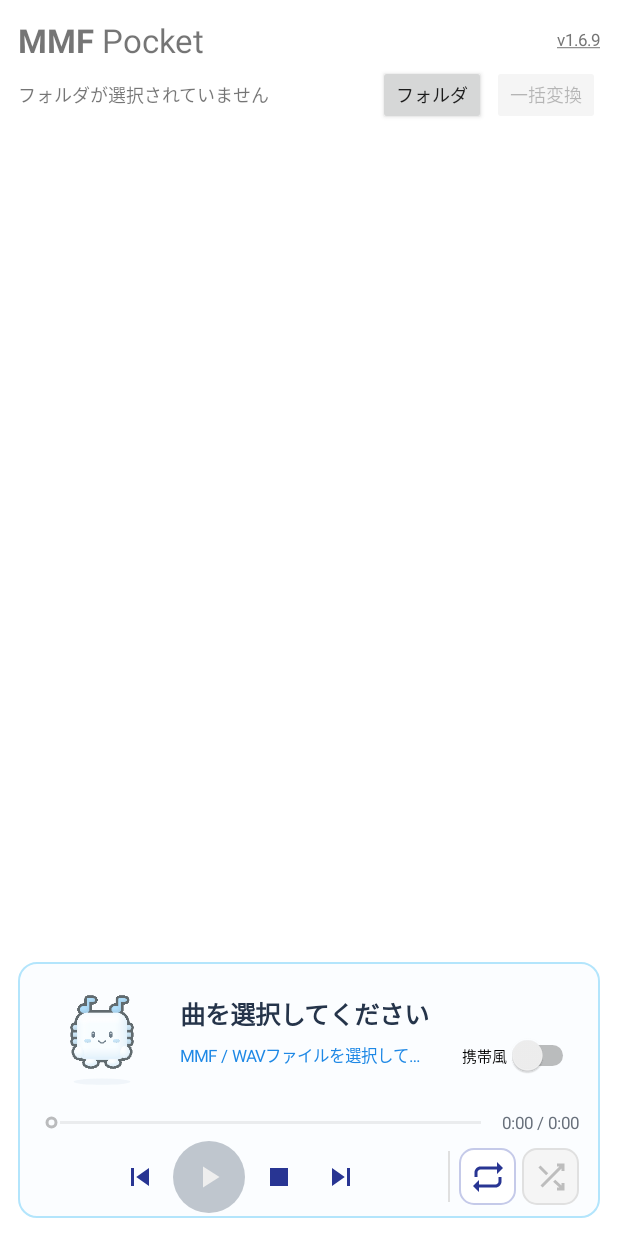
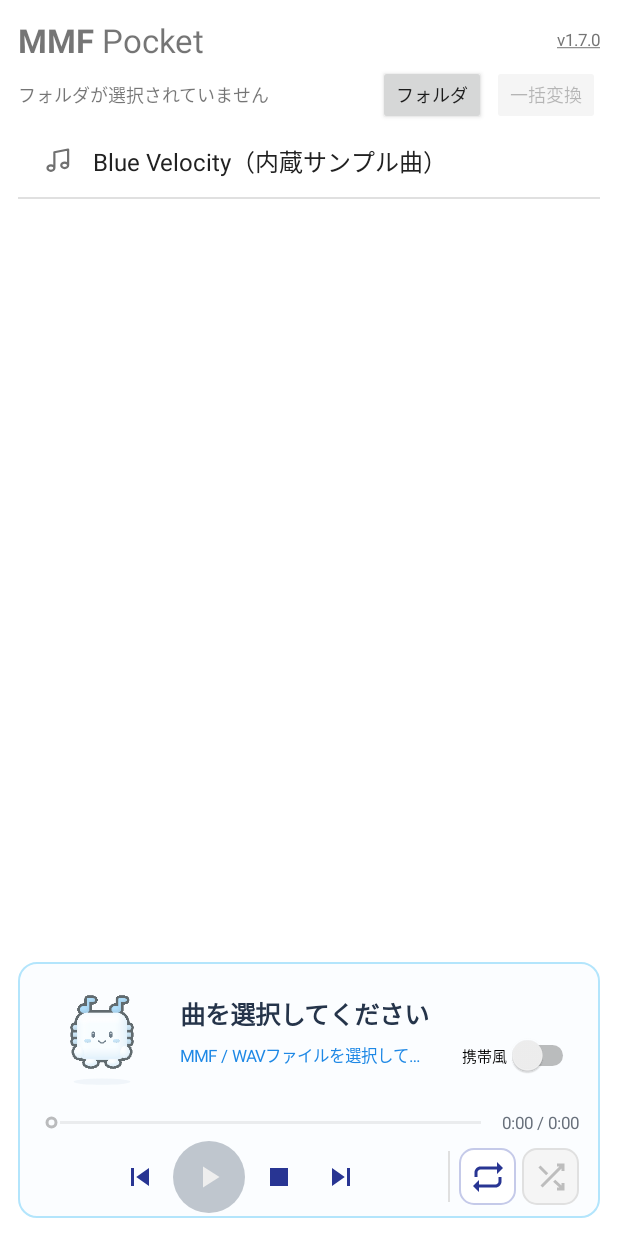
Before and after one commit to Meyonze/mmf-pocket, an Android app: the screen it shows after launch (MainActivity), on a phone screen of 412 x 824 dp. Run offline under Robolectric (Android 15) with nearby library versions, the phone set to English and light mode, and no system bars; 5 statements that could not run were skipped.

Commit message:
Release 1.7.0: built-in sample song Blue Velocity (#16)
Bundle an original sample song, Blue Velocity (Meyonze feat.Claude; original
composition and custom FM voices only), listed at the top of the list before a
folder is chosen and at the top of the folder root. It plays like any other MMF
but is not counted, queued or batch converted with the folder. The song is
arranged to make the handset-speaker mode easy to hear; that is a listening
design, not a measured gain. Version 1.7.0 (versionCode 82).

No change to the audio engine since 1.6.9.

```diff
--- a/app/build.gradle
+++ b/app/build.gradle
@@ -25,8 +25,8 @@ android {
         applicationId "app.mmfpocket.player"
         minSdk 29
         targetSdk 35
-        versionCode 81
-        versionName "1.6.9"
+        versionCode 82
+        versionName "1.7.0"
 
         externalNativeBuild {
             cmake {
--- a/app/src/main/java/app/mmfpocket/player/MainActivity.java
+++ b/app/src/main/java/app/mmfpocket/player/MainActivity.java
@@ -3,6 +3,7 @@ package app.mmfpocket.player;
 import android.app.Activity;
 import android.app.AlertDialog;
 import android.content.ComponentName;
+import android.content.ContentResolver;
 import android.content.ActivityNotFoundException;
 import android.content.Intent;
 import android.content.res.ColorStateList;
@@ -65,6 +66,7 @@ public final class MainActivity extends Activity {
     private String pendingDebugCacheName;
     private static final String PREFS = "mmf_player";
     private static final String PREF_TREE_URI = "tree_uri";
+    private static final String BUILTIN_SONG_FILE_NAME = "Blue Velocity.mmf";
     private static final String PREF_PHONE_SOUND = "phone_sound";
     private static final String PREF_CONTINUOUS_PLAYBACK = "continuous_playback";
     private static final String PREF_RANDOM_PLAYBACK = "random_playback";
@@ -158,7 +160,27 @@ public final class MainActivity extends Activity {
         String saved = getSharedPreferences(PREFS, MODE_PRIVATE).getString(PREF_TREE_URI, null);
         if (saved != null) {
             loadFolder(Uri.parse(saved));
-        }
+        } else {
+            showBuiltInSongOnly();
+        }
+    }
+
+    /** The bundled original sample song, played like any other MMF. */
+    private BrowserEntry builtInSongEntry() {
+        Uri uri = Uri.parse(ContentResolver.SCHEME_ANDROID_RESOURCE + "://"
+                + getPackageName() + "/" + R.raw.blue_velocity);
+        return BrowserEntry.builtIn(getString(R.string.builtin_sample_song),
+                new MmfEntry(BUILTIN_SONG_FILE_NAME, uri));
+    }
+
+    private void showBuiltInSongOnly() {
+        browserEntries.clear();
+        names.clear();
+        entries.clear();
+        BrowserEntry sample = builtInSongEntry();
+        browserEntries.add(sample);
+        names.add(sample.name);
+        adapter.notifyDataSetChanged();
     }
 
     private View buildUi() {
@@ -337,6 +359,11 @@ public final class MainActivity extends Activity {
                         && browserEntries.get(position).kind == BrowserEntry.DIRECTORY) {
                     row.setCompoundDrawablesRelativeWithIntrinsicBounds(
                             R.drawable.ic_folder_outline, 0, 0, 0);
+                    row.setCompoundDrawablePadding(dp(12));
+                } else if (position < browserEntries.size()
+                        && browserEntries.get(position).builtIn) {
+                    row.setCompoundDrawablesRelativeWithIntrinsicBounds(
+                            R.drawable.ic_music_note, 0, 0, 0);
                     row.setCompoundDrawablePadding(dp(12));
                 } else {
                     row.setCompoundDrawablesRelativeWithIntrinsicBounds(0, 0, 0, 0);
@@ -791,6 +818,12 @@ public final class MainActivity extends Activity {
                 browserEntries.clear();
                 names.clear();
                 entries.clear();
+                if (folderHistory.isEmpty()) {
+                    // Not part of the folder: no count, queue or batch conversion.
+                    BrowserEntry sample = builtInSongEntry();
+                    browserEntries.add(sample);
+                    names.add(sample.name);
+                }
                 int folderCount = 0;
                 for (BrowserEntry entry : found) {
                     browserEntries.add(entry);
@@ -1546,20 +1579,27 @@ public final class MainActivity extends Activity {
         final String name;
         final String documentId;
         final MmfEntry file;
-
-        private BrowserEntry(int kind, String name, String documentId, MmfEntry file) {
+        final boolean builtIn;
+
+        private BrowserEntry(int kind, String name, String documentId, MmfEntry file,
+                             boolean builtIn) {
             this.kind = kind;
             this.name = name;
             this.documentId = documentId;
             this.file = file;
+            this.builtIn = builtIn;
         }
 
         static BrowserEntry directory(String name, String documentId) {
-            return new BrowserEntry(DIRECTORY, name, documentId, null);
+            return new BrowserEntry(DIRECTORY, name, documentId, null, false);
         }
 
         static BrowserEntry file(MmfEntry file) {
-            return new BrowserEntry(FILE, file.name, null, file);
+            return new BrowserEntry(FILE, file.name, null, file, false);
+        }
+
+        static BrowserEntry builtIn(String label, MmfEntry file) {
+            return new BrowserEntry(FILE, label, null, file, true);
         }
     }
 }
--- /dev/null
+++ b/app/src/main/res/drawable/ic_music_note.xml
@@ -0,0 +1,13 @@
+<?xml version="1.0" encoding="utf-8"?>
+<vector xmlns:android="http://schemas.android.com/apk/res/android"
+    android:width="22dp"
+    android:height="22dp"
+    android:viewportWidth="24"
+    android:viewportHeight="24">
+    <path
+        android:fillColor="@android:color/transparent"
+        android:pathData="M9,17.5V6l10,-2v11.5M9,17.5A2.5,2 0,1 1,4 17.5A2.5,2 0,1 1,9 17.5zM19,15.5A2.5,2 0,1 1,14 15.5A2.5,2 0,1 1,19 15.5z"
+        android:strokeColor="#707070"
+        android:strokeLineJoin="round"
+        android:strokeWidth="1.6" />
+</vector>
--- a/app/src/main/res/values/strings_clean.xml
+++ b/app/src/main/res/values/strings_clean.xml
@@ -4,6 +4,7 @@
     <string name="choose_folder_compact">フォルダ</string>
     <string name="no_folder_ja">フォルダが選択されていません</string>
     <string name="empty_folder_ja">このフォルダは空です</string>
+    <string name="builtin_sample_song">Blue Velocity（内蔵サンプル曲）</string>
     <string name="play_description">再生</string>
     <string name="pause_description">一時停止</string>
     <string name="stop_description">停止</string>
```
Also changed, not shown: 5 other files.
